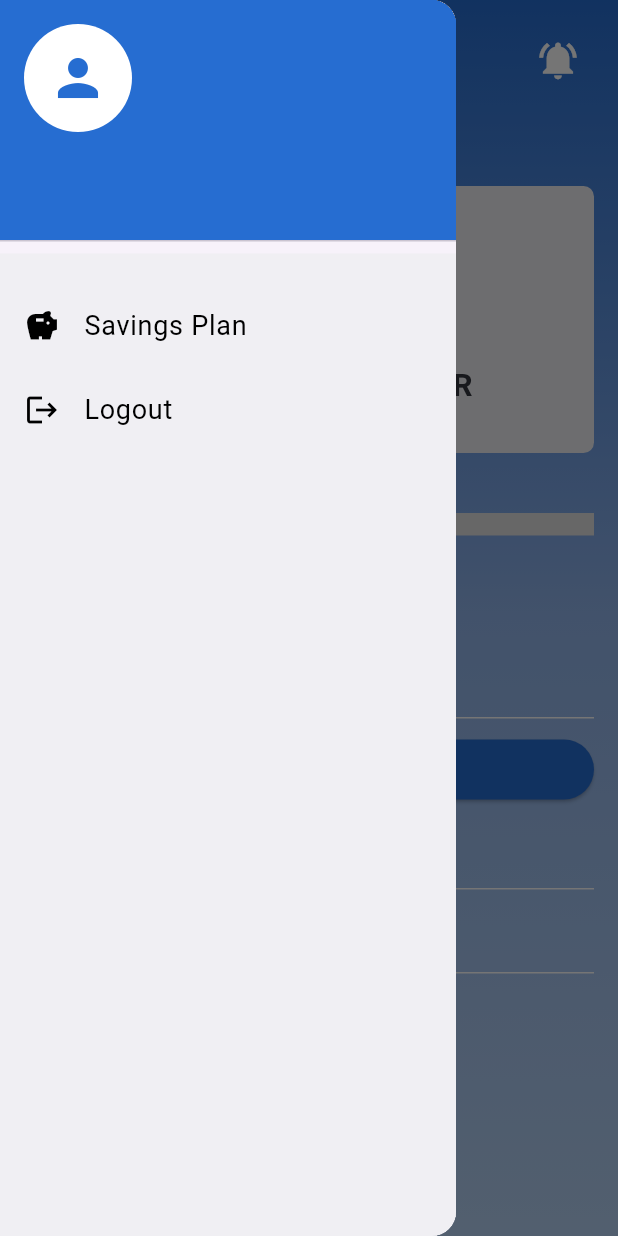
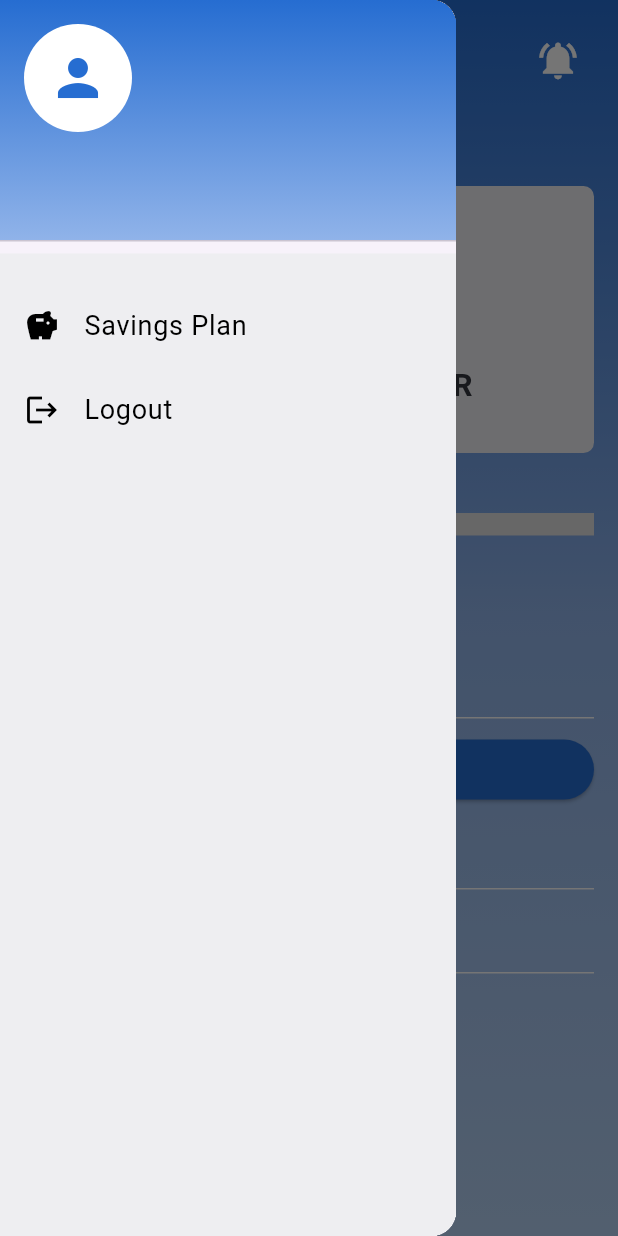
Before and after one commit to m-muneeb-iqbal/FinWiseAI, a Flutter app: the screen it shows once a user with an empty profile is signed in, in the side drawer, after a tap on "Set Monthly Budget", on a phone screen of 412 x 824 dp. Run offline on Flutter 3.47's test engine with Material 3 defaults, Android fonts, the phone set to English and light mode, and no system bars; our stand-ins replace cloud_firestore, firebase_auth, firebase_core, google_sign_in; accounts and stored records are empty; generated files the repository leaves out were written again.

Commit message:
addressed drawer theme too

```diff
--- a/finwiseai/lib/app.dart
+++ b/finwiseai/lib/app.dart
@@ -2,6 +2,7 @@ import 'package:flutter/material.dart';
 import 'package:firebase_auth/firebase_auth.dart';
 
 import 'core/constants/app_gradient.dart';
+import 'core/constants/app_drawer_theme.dart';
 import 'core/router/app_router.dart';
 import 'features/home/screens/home.dart';
 import 'features/auth/screens/login.dart';
@@ -28,6 +29,22 @@ class App extends StatelessWidget {
               ],
             ),
           ),
+          AppDrawerTheme(
+            headerDecoration: const BoxDecoration(
+              gradient: LinearGradient(
+                begin: Alignment.topCenter,
+                end: Alignment.bottomCenter,
+                colors: [
+                  Color.fromARGB(255, 38, 109, 209),
+                  Color.fromARGB(255, 144, 179, 233),
+                ],
+              ),
+            ),
+            surfaceColor: Color.fromARGB(255, 238, 238, 241),
+            itemColor: Colors.black,
+            iconColor: Colors.black,
+            accountIconColor: const Color.fromARGB(255, 38, 109, 209),
+          ),
         ],
       ),
       darkTheme: ThemeData(
@@ -43,6 +60,23 @@ class App extends StatelessWidget {
                 Color.fromARGB(255, 42, 90, 160), // Lighter shade
               ],
             ),
+          ),
+          AppDrawerTheme(
+            headerDecoration: const BoxDecoration(
+              gradient: LinearGradient(
+                begin: Alignment.topCenter,
+                end: Alignment.bottomCenter,
+                colors: [
+                  Color.fromARGB(255, 11, 27, 58),
+                  Color.fromARGB(255, 22, 59, 115),
+                  Color.fromARGB(255, 42, 90, 160),
+                ],
+              ),
+            ),
+            surfaceColor: Color.fromARGB(255, 24, 58, 113),
+            itemColor: Colors.white,
+            iconColor: Colors.white,
+            accountIconColor: Color.fromARGB(255, 11, 27, 58),
           ),
         ],
       ),
--- /dev/null
+++ b/finwiseai/lib/core/constants/app_drawer_theme.dart
@@ -0,0 +1,37 @@
+import 'package:flutter/material.dart';
+
+class AppDrawerTheme extends ThemeExtension<AppDrawerTheme> {
+  final BoxDecoration headerDecoration;
+  final Color surfaceColor;
+  final Color itemColor;
+  final Color iconColor;
+  final Color accountIconColor;
+
+  const AppDrawerTheme({
+    required this.headerDecoration,
+    required this.surfaceColor,
+    required this.itemColor,
+    required this.iconColor,
+    required this.accountIconColor,
+  });
+
+  @override
+  AppDrawerTheme copyWith({
+    BoxDecoration? headerDecoration,
+    Color? surfaceColor,
+    Color? itemColor,
+    Color? iconColor,
+    Color? accountIconColor,
+  }) {
+    return AppDrawerTheme(
+      headerDecoration: headerDecoration ?? this.headerDecoration,
+      surfaceColor: surfaceColor ?? this.surfaceColor,
+      itemColor: itemColor ?? this.itemColor,
+      iconColor: iconColor ?? this.iconColor,
+      accountIconColor: accountIconColor ?? this.accountIconColor,
+    );
+  }
+
+  @override
+  AppDrawerTheme lerp(ThemeExtension<AppDrawerTheme>? other, double t) => this;
+}
--- a/finwiseai/lib/features/auth/screens/verify_email.dart
+++ b/finwiseai/lib/features/auth/screens/verify_email.dart
@@ -77,6 +77,9 @@ class _VerifyEmailScreenState extends State<VerifyEmailScreen> {
       final String name = args['name'];
       final String contact = args['contact'];
       final String email = args['email'];
+
+      await user.updateDisplayName(name);
+      await user.reload();
 
       int userId = await _getNextUserId();
 
--- a/finwiseai/lib/features/home/screens/home.dart
+++ b/finwiseai/lib/features/home/screens/home.dart
@@ -4,6 +4,7 @@ import 'package:firebase_auth/firebase_auth.dart';
 import 'package:google_sign_in/google_sign_in.dart';
 import 'package:intl/intl.dart';
 
+import '../../../core/constants/app_drawer_theme.dart';
 import '../../../core/constants/app_gradient.dart';
 import '../../../core/widgets/manual_widgets.dart';
 import '../../../core/router/app_router.dart';
@@ -22,7 +23,9 @@ class _HomeScreenState extends State<HomeScreen> {
   Map<String, double> categoryExpenses = {};
   String? userId;
   String currentMonth = "";
-  User? user = FirebaseAuth.instance.currentUser;
+  User? get user => FirebaseAuth.instance.currentUser;
+  String drawerName = "User Name";
+  String drawerEmail = "user@example.com";
   DateTime _selectedDate = DateTime.now();
   final TextEditingController _budgetController = TextEditingController();
   final TextEditingController _expenseController = TextEditingController();
@@ -39,8 +42,15 @@ class _HomeScreenState extends State<HomeScreen> {
       return;
     }
 
+    await user?.reload();
+
     userId = user?.uid;
     currentMonth = getCurrentMonth();
+
+    if (user != null) {
+      drawerEmail = user?.email ?? drawerEmail;
+      drawerName = user?.displayName ?? drawerName;
+    }
 
     if (user != null) {
       await fetchNumericUserId(user!.uid);
@@ -51,7 +61,7 @@ class _HomeScreenState extends State<HomeScreen> {
     }
   }
 
-  Future<bool> _checkIfAccountIsDeleted () async {
+  Future<bool> _checkIfAccountIsDeleted() async {
     try {
       IdTokenResult? idTokenResult = await user?.getIdTokenResult(true);
       if (idTokenResult == null || idTokenResult.token == null) {
@@ -76,8 +86,15 @@ class _HomeScreenState extends State<HomeScreen> {
         .get();
 
     if (snapshot.docs.isNotEmpty) {
+      final data = snapshot.docs.first.data() as Map<String, dynamic>;
       setState(() {
         userId = snapshot.docs.first.id; // This is your numeric ID as string
+        drawerName = (data['Name'] as String?)?.trim().isNotEmpty == true
+            ? data['Name'] as String
+            : user?.displayName ?? drawerName;
+        drawerEmail = (data['Email'] as String?)?.trim().isNotEmpty == true
+            ? data['Email'] as String
+            : user?.email ?? drawerEmail;
       });
       checkAndCreateNewMonth();
     }
@@ -104,11 +121,7 @@ class _HomeScreenState extends State<HomeScreen> {
           .doc(userId)
           .collection('records')
           .doc(currentMonth)
-          .set({
-        'totalIncome': 0,
-        'spentAmount': 0,
-        'categoryExpenses': {},
-      });
+          .set({'totalIncome': 0, 'spentAmount': 0, 'categoryExpenses': {}});
     }
 
     fetchUserData();
@@ -129,7 +142,11 @@ class _HomeScreenState extends State<HomeScreen> {
         totalIncome = (snapshot['totalIncome'] ?? 0).toDouble();
         spentAmount = (snapshot['spentAmount'] ?? 0).toDouble();
         categoryExpenses = Map<String, double>.from(
-            snapshot['categoryExpenses']?.map((key, value) => MapEntry(key, value.toDouble())) ?? {});
+          snapshot['categoryExpenses']?.map(
+                (key, value) => MapEntry(key, value.toDouble()),
+              ) ??
+              {},
+        );
       });
     }
   }
@@ -145,9 +162,7 @@ class _HomeScreenState extends State<HomeScreen> {
         .doc(userId)
         .collection('records')
         .doc(currentMonth)
-        .set({
-      'totalIncome': totalIncome,
-    }, SetOptions(merge: true));
+        .set({'totalIncome': totalIncome}, SetOptions(merge: true));
   }
 
   Future<void> addExpense(String category, double amount) async {
@@ -176,39 +191,30 @@ class _HomeScreenState extends State<HomeScreen> {
   }
 
   Future<void> _selectDate(BuildContext context) async {
-
     final DateTime? picked = await showDatePicker(
-
       context: context,
       initialDate: _selectedDate,
       firstDate: DateTime(2000),
       lastDate: DateTime(2101),
 
       builder: (BuildContext context, Widget? child) {
-
         return Theme(
-
           data: ThemeData(
-
             colorScheme: ColorScheme.light(
-
               primary: Color(0xFF266DD1), // Header background color
-              onPrimary: Colors.white,    // Header text color
-              onSurface: Colors.black,    // Body text color
+              onPrimary: Colors.white, // Header text color
+              onSurface: Colors.black, // Body text color
             ),
 
             textButtonTheme: TextButtonThemeData(
-
               style: TextButton.styleFrom(
                 foregroundColor: Color(0xFF266DD1), // Button text color
               ),
-
             ),
           ),
           child: child!,
         );
       },
-
     );
 
     if (picked != null && picked != _selectedDate) {
@@ -220,127 +226,132 @@ class _HomeScreenState extends State<HomeScreen> {
 
   @override
   Widget build(BuildContext context) {
-
     double remainingBalance = totalIncome - spentAmount;
 
     return Scaffold(
       key: _scaffoldKey,
 
       drawer: Drawer(
-
         child: Column(
-
           children: [
-
             GestureDetector(
-
               child: UserAccountsDrawerHeader(
-                accountName: Text(user?.displayName ?? "User Name", style: TextStyle(fontSize: 18, fontWeight: FontWeight.bold)),
-                accountEmail: Text(user?.email ?? "user@example.com", style: TextStyle(fontSize: 14)),
+                accountName: Text(
+                  drawerName,
+                  style: TextStyle(
+                    fontSize: 18,
+                    fontWeight: FontWeight.bold,
+                    color: Theme.of(
+                      context,
+                    ).extension<AppDrawerTheme>()!.itemColor,
+                  ),
+                ),
+                accountEmail: Text(
+                  drawerEmail,
+                  style: TextStyle(
+                    fontSize: 14,
+                    color: Theme.of(
+                      context,
+                    ).extension<AppDrawerTheme>()!.itemColor,
+                  ),
+                ),
                 currentAccountPicture: CircleAvatar(
                   backgroundColor: Colors.white,
-                  child: Icon(Icons.person, size: 40, color: Color(0xFF266DD1)),
+                  child: Icon(
+                    Icons.person,
+                    size: 40,
+                    color: Theme.of(
+                      context,
+                    ).extension<AppDrawerTheme>()!.accountIconColor,
                   ),
-                decoration: BoxDecoration(color: Color(0xFF266DD1)),
+                ),
+                decoration: Theme.of(
+                  context,
+                ).extension<AppDrawerTheme>()!.headerDecoration,
               ),
               onTap: () => Navigator.pushNamed(context, AppRouter.profile),
             ),
 
             Expanded(
-
               child: Container(
-
-                color: const Color(0xFFEEEEF1).withOpacity(0.8),
+                color: Theme.of(
+                  context,
+                ).extension<AppDrawerTheme>()!.surfaceColor,
 
                 child: Column(
-
                   children: [
-
                     SizedBox(height: 20),
                     ListTile(
                       leading: Icon(
                         Icons.savings,
-                        color: Colors.black
+                        color: Theme.of(
+                          context,
+                        ).extension<AppDrawerTheme>()!.iconColor,
                       ),
 
                       title: Text(
-
                         "Savings Plan",
                         style: TextStyle(
-                          color: Colors.black,
-                          fontSize: 18
-                        )
+                          color: Theme.of(
+                            context,
+                          ).extension<AppDrawerTheme>()!.itemColor,
+                          fontSize: 18,
+                        ),
                       ),
 
                       onTap: () {
-                        Navigator.pushNamed(
-                          context,
-                          AppRouter.savingsPlan,
-                        );
+                        Navigator.pushNamed(context, AppRouter.savingsPlan);
                       },
                     ),
 
                     ListTile(
-
                       leading: Icon(
                         Icons.logout,
-                        color: Colors.black
+                        color: Theme.of(
+                          context,
+                        ).extension<AppDrawerTheme>()!.iconColor,
                       ),
 
                       title: Text(
                         "Logout",
                         style: TextStyle(
-                          color: Colors.black,
-                          fontSize: 18
-                        )
+                          color: Theme.of(
+                            context,
+                          ).extension<AppDrawerTheme>()!.itemColor,
+                          fontSize: 18,
+                        ),
                       ),
 
-                      onTap: () => logout()
-
-                    ),
-
-                  ],
-
-                ),
-
-              ),
-
+                      onTap: () => logout(),
                     ),
                   ],
-
                 ),
-
+              ),
+            ),
+          ],
+        ),
       ),
 
       body: Container(
-
         height: double.infinity,
         width: double.infinity,
 
         decoration: BoxDecoration(
-
           gradient: Theme.of(context).extension<AppGradient>()!.gradient,
-
         ),
 
         child: SafeArea(
-
           child: SingleChildScrollView(
-
             child: Padding(
-
               padding: EdgeInsets.all(16.0),
 
               child: Column(
-
                 crossAxisAlignment: CrossAxisAlignment.start,
 
                 children: [
-
                   Row(
                     mainAxisAlignment: MainAxisAlignment.spaceBetween,
                     children: [
-
                       IconButton(
                         onPressed: () {
                           _scaffoldKey.currentState?.openDrawer();
@@ -355,8 +366,8 @@ class _HomeScreenState extends State<HomeScreen> {
                         style: TextStyle(
                           fontSize: 30,
                           fontWeight: FontWeight.bold,
-                          color: Colors.white
-                        )
+                          color: Colors.white,
+                        ),
                       ),
 
                       IconButton(
@@ -364,40 +375,38 @@ class _HomeScreenState extends State<HomeScreen> {
                         icon: const Icon(Icons.notifications_active),
                         color: Colors.white,
                         iconSize: 30,
-                      )
-
+                      ),
                     ],
                   ),
 
                   SizedBox(height: 20),
                   Padding(
-
                     padding: EdgeInsets.symmetric(vertical: 40),
 
                     child: GestureDetector(
                       onTap: () {},
                       child: Container(
-                        padding: const EdgeInsets.symmetric(horizontal: 12, vertical: 30),
+                        padding: const EdgeInsets.symmetric(
+                          horizontal: 12,
+                          vertical: 30,
+                        ),
                         width: MediaQuery.of(context).size.width / 1,
                         decoration: BoxDecoration(
-                          color:  const Color.fromARGB(255, 238, 238, 241),
-                          borderRadius: BorderRadius.circular(7)
+                          color: const Color.fromARGB(255, 238, 238, 241),
+                          borderRadius: BorderRadius.circular(7),
                         ),
 
                         child: Column(
-
                           crossAxisAlignment: CrossAxisAlignment.start,
                           children: [
-
                             const SizedBox(height: 12),
                             Text(
                               'Month: $currentMonth',
 
-
                               style: TextStyle(
                                 color: const Color.fromARGB(255, 0, 0, 0),
-                                fontSize: 18
-                              )
+                                fontSize: 18,
+                              ),
                             ),
 
                             const SizedBox(height: 12),
@@ -406,7 +415,7 @@ class _HomeScreenState extends State<HomeScreen> {
                               style: TextStyle(
                                 fontSize: 18,
                                 color: const Color.fromARGB(255, 0, 0, 0),
-                              )
+                              ),
                             ),
 
                             SizedBox(height: 12),
@@ -414,19 +423,14 @@ class _HomeScreenState extends State<HomeScreen> {
                               "Remaining Balance: ${remainingBalance.toStringAsFixed(2)} PKR",
                               style: TextStyle(
                                 fontSize: 21,
-                                color:  Color(0xFF343740),
-                                fontWeight: FontWeight.bold
-                              )
+                                color: Color(0xFF343740),
+                                fontWeight: FontWeight.bold,
                               ),
-
+                            ),
                           ],
-
                         ),
-
                       ),
-
                     ),
-
                   ),
 
                   LinearProgressIndicator(
@@ -437,7 +441,14 @@ class _HomeScreenState extends State<HomeScreen> {
                   ),
 
                   SizedBox(height: 10),
-                  Text("Spent: ${spentAmount.toStringAsFixed(2)} PKR / ${totalIncome.toStringAsFixed(2)} PKR", style: TextStyle(fontSize: 18, color: Colors.white, fontWeight: FontWeight.bold)),
+                  Text(
+                    "Spent: ${spentAmount.toStringAsFixed(2)} PKR / ${totalIncome.toStringAsFixed(2)} PKR",
+                    style: TextStyle(
+                      fontSize: 18,
+                      color: Colors.white,
+                      fontWeight: FontWeight.bold,
+                    ),
+                  ),
                   SizedBox(height: 30),
                   // Buttons
                   Row(
@@ -446,21 +457,23 @@ class _HomeScreenState extends State<HomeScreen> {
                         child: ManualWidgets.homeScreenField(
                           "Enter this month's budget (PKR)",
                           _budgetController,
-                        )
+                        ),
                       ),
                     ],
                   ),
 
-                  const SizedBox(height: 10,),
+                  const SizedBox(height: 10),
                   ManualWidgets.homeScreenButton(
-
                     text: 'Set Monthly Budget',
-                    width: MediaQuery.of(context).size.width * 1, // or just any width you want
+                    width:
+                        MediaQuery.of(context).size.width *
+                        1, // or just any width you want
                     onPressed: () async {
-                      double budget = double.tryParse(_budgetController.text) ?? 0;
+                      double budget =
+                          double.tryParse(_budgetController.text) ?? 0;
                       double newIncome = budget;
                       updateIncome(newIncome);
-                    }
+                    },
                   ),
 
                   ManualWidgets.homeScreenField(
@@ -480,30 +493,26 @@ class _HomeScreenState extends State<HomeScreen> {
                     style: const TextStyle(
                       fontSize: 16,
                       color: Colors.white,
-                      fontWeight: FontWeight.bold
+                      fontWeight: FontWeight.bold,
                     ),
                   ),
 
                   ElevatedButton(
-
                     onPressed: () => _selectDate(context),
                     style: ElevatedButton.styleFrom(
-                      backgroundColor: Color(0xFF266DD1)
+                      backgroundColor: Color(0xFF266DD1),
                     ),
                     child: const Text(
                       "Select Date",
                       style: TextStyle(color: Colors.white),
-                    )
+                    ),
                   ),
 
                   SizedBox(
-
                     height: 100,
                     child: ListView(
-
                       children: categoryExpenses.entries.map((entry) {
                         return Container(
-
                           margin: EdgeInsets.symmetric(vertical: 10),
                           padding: EdgeInsets.all(14),
 
@@ -513,17 +522,15 @@ class _HomeScreenState extends State<HomeScreen> {
                           ),
 
                           child: Row(
-
                             mainAxisAlignment: MainAxisAlignment.spaceBetween,
                             children: [
-
-                              Text (
+                              Text(
                                 entry.key,
                                 style: TextStyle(
                                   fontSize: 18,
                                   fontWeight: FontWeight.bold,
-                                  color: Colors.white
-                                )
+                                  color: Colors.white,
+                                ),
                               ),
 
                               Text(
@@ -531,31 +538,33 @@ class _HomeScreenState extends State<HomeScreen> {
                                 style: TextStyle(
                                   fontSize: 18,
                                   color: Colors.green,
-                                  fontWeight: FontWeight.bold
-                                )
+                                  fontWeight: FontWeight.bold,
                                 ),
-
+                              ),
                             ],
-
                           ),
-
                         );
-
                       }).toList(),
-
                     ),
-
                   ),
 
                   SizedBox(
-                    width: MediaQuery.of(context).size.width * 1, // or just any width you want
+                    width:
+                        MediaQuery.of(context).size.width *
+                        1, // or just any width you want
                     child: ElevatedButton(
-
                       onPressed: () async {
-                        final result = await Navigator.pushNamed(context, AppRouter.addExpense);
+                        final result = await Navigator.pushNamed(
+                          context,
+                          AppRouter.addExpense,
+                        );
                         if (result != null) {
-                          Map<String, dynamic> expenseData = result as Map<String, dynamic>;
-                          addExpense(expenseData['category'], expenseData['amount']);
+                          Map<String, dynamic> expenseData =
+                              result as Map<String, dynamic>;
+                          addExpense(
+                            expenseData['category'],
+                            expenseData['amount'],
+                          );
                         }
                       },
 
@@ -563,32 +572,18 @@ class _HomeScreenState extends State<HomeScreen> {
                         backgroundColor: Color(0xFF266DD1),
                       ),
 
-
                       child: const Text(
                         "Add Expense",
-                        style: TextStyle(
-                          color: Colors.white
-                        ),
-
-                      )
-
+                        style: TextStyle(color: Colors.white),
                       ),
                     ),
-
+                  ),
                 ],
-
               ),
-
             ),
-
           ),
-
         ),
-
       ),
-
     );
-
   }
-
 }
--- a/finwiseai/lib/features/home/screens/profile.dart
+++ b/finwiseai/lib/features/home/screens/profile.dart
@@ -70,6 +70,7 @@ class _ProfileScreenState extends State<ProfileScreen> {
         String userId = currentUser.uid;
 
         Map<String, dynamic> updateData = {
+          if (name.isNotEmpty) 'Name': capitalizeName(name),
           if (contact.isNotEmpty) 'Contact': contact,
           'UpdatedAt': DateTime.now(),
         };
```
Lines whose indentation alone changed are shown as unchanged.
